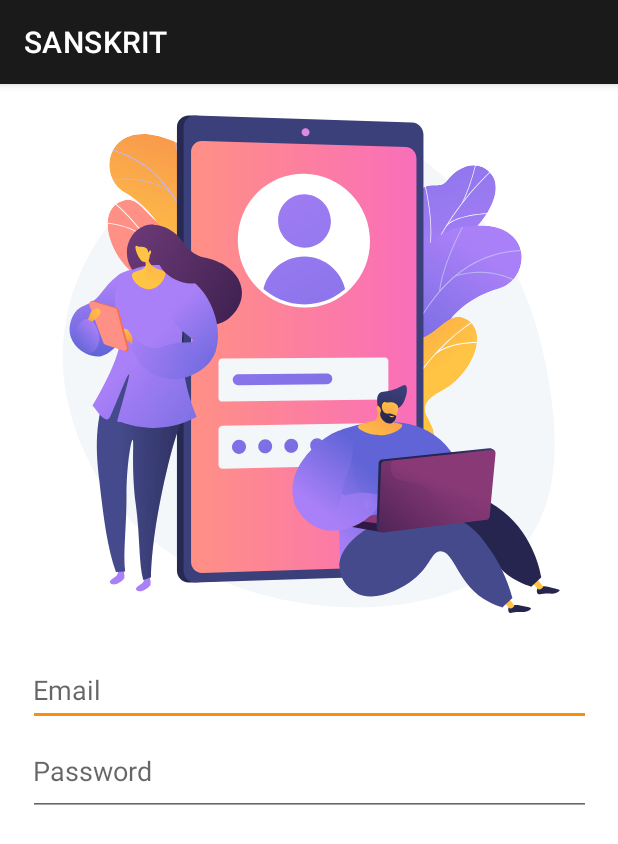
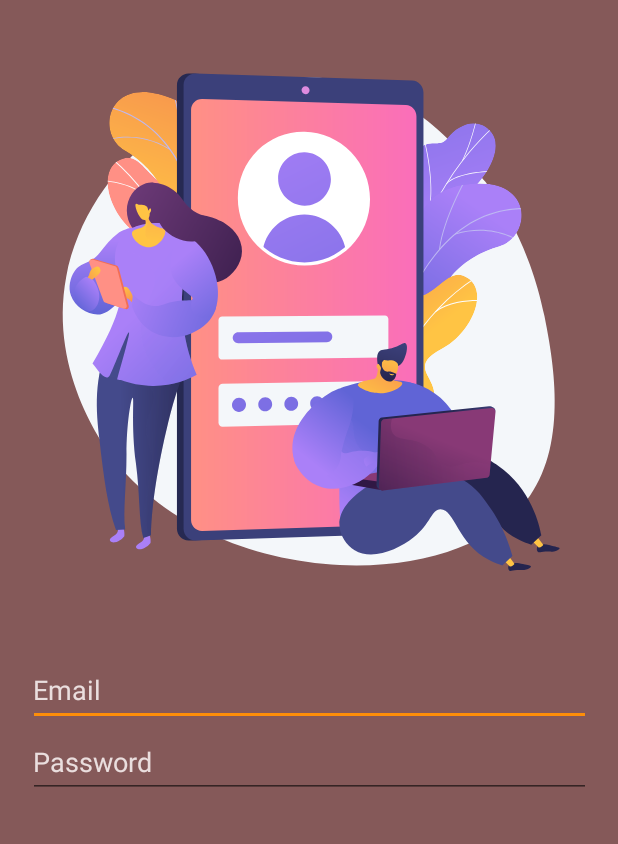
Before and after one commit to skmodi649/Sanskrit, an Android app: the screen it shows after launch (Login_Activity), on a phone screen of 412 x 824 dp. Shown: the top 844 px of the screen. Run offline under Robolectric (Android 15) with nearby library versions, the phone set to English and light mode, and no system bars.

Commit message:
login activity update commit

```diff
--- a/app/src/main/res/layout/activity_login.xml
+++ b/app/src/main/res/layout/activity_login.xml
@@ -3,7 +3,8 @@
     xmlns:app="http://schemas.android.com/apk/res-auto"
     xmlns:tools="http://schemas.android.com/tools"
     android:layout_width="match_parent"
-    android:layout_height="match_parent">
+    android:layout_height="match_parent"
+    android:background="#855959">
 
     <com.airbnb.lottie.LottieAnimationView
         android:id="@+id/mainAnimation"
@@ -14,7 +15,7 @@
         android:layout_marginLeft="24dp"
         android:layout_marginEnd="24dp"
         android:layout_marginRight="24dp"
-        android:background="@drawable/color_white"
+        android:background="#FF855959"
         android:scaleType="centerInside"
         app:layout_constraintBottom_toTopOf="@+id/email"
         app:layout_constraintEnd_toEndOf="parent"
@@ -35,6 +36,8 @@
         android:inputType="textEmailAddress"
         android:minHeight="48dp"
         android:padding="3dp"
+        android:textColor="#0D7DED"
+        android:textColorHint="#EADEDE"
         app:layout_constraintBottom_toBottomOf="parent"
         app:layout_constraintEnd_toEndOf="parent"
         app:layout_constraintStart_toStartOf="parent"
@@ -44,15 +47,15 @@
         android:id="@+id/password"
         android:layout_width="375dp"
         android:layout_height="0dp"
-        android:layout_marginBottom="280dp"
         android:ems="10"
         android:hint="@string/password"
         android:inputType="textPassword"
         android:minHeight="48dp"
         android:padding="3dp"
-        app:layout_constraintBottom_toBottomOf="parent"
+        android:textColor="#FF0D7DED"
+        android:textColorHint="#FFEADEDE"
         app:layout_constraintEnd_toEndOf="parent"
         app:layout_constraintStart_toStartOf="parent"
-        app:layout_constraintTop_toBottomOf="@+id/email"/>
+        app:layout_constraintTop_toBottomOf="@+id/email" />
 
 </androidx.constraintlayout.widget.ConstraintLayout>
--- a/app/src/main/res/values/themes.xml
+++ b/app/src/main/res/values/themes.xml
@@ -1,6 +1,6 @@
 <resources xmlns:tools="http://schemas.android.com/tools">
     <!-- Base application theme. -->
-    <style name="Theme.Sanskrit" parent="Theme.MaterialComponents.DayNight.DarkActionBar">
+    <style name="Theme.Sanskrit" parent="Theme.MaterialComponents.DayNight.NoActionBar">
         <!-- Primary brand color. -->
         <item name="colorPrimary">@color/primary_color</item>
         <item name="colorPrimaryVariant">@color/primary_dark_color</item>
```
